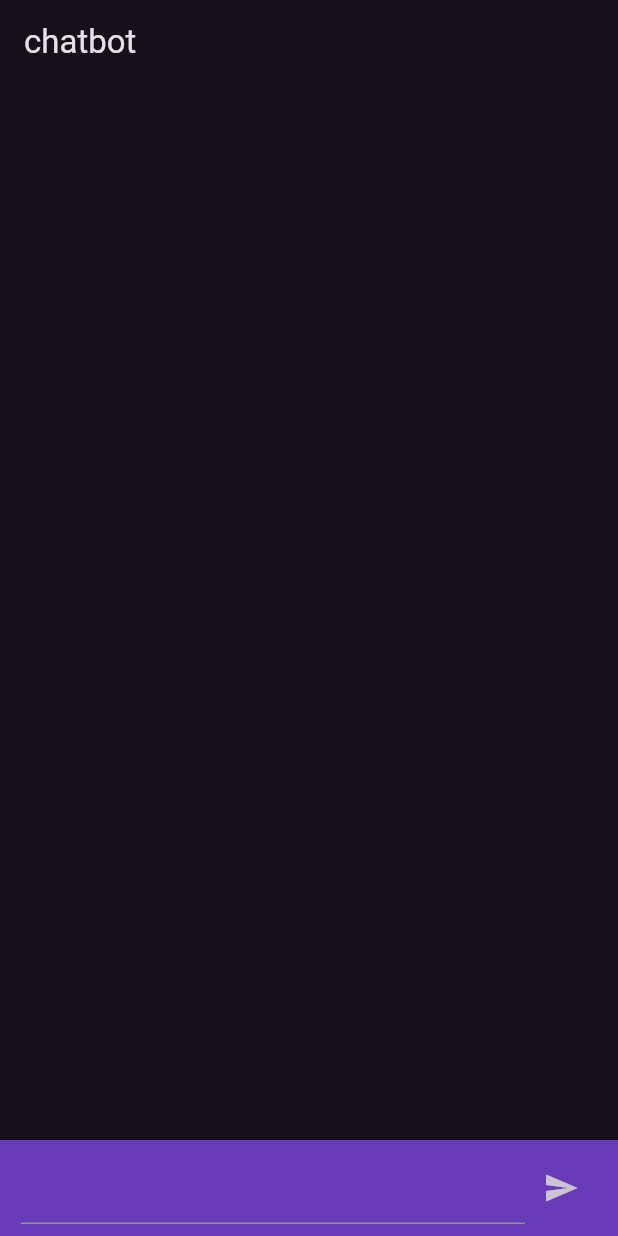
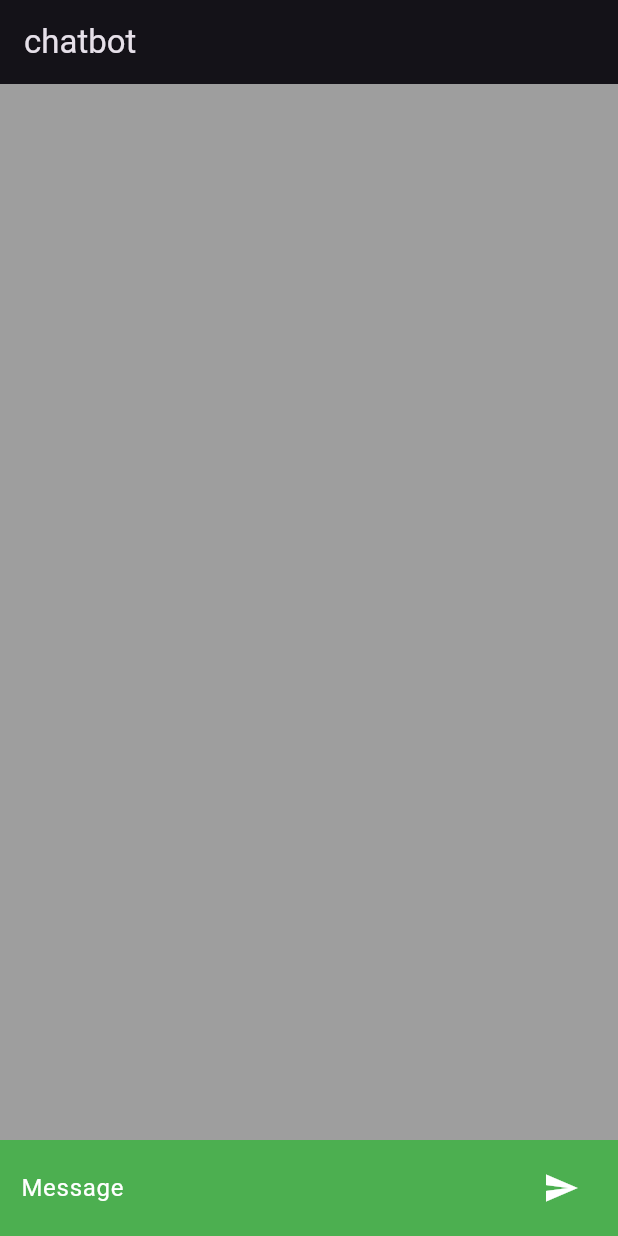
Before and after one commit to korysanan/chatbot_exercise, a Flutter app: the screen it shows after launch, after a tap on the "send" icon, on a phone screen of 412 x 824 dp. Run offline on Flutter 3.47's test engine with Material 3 defaults, Android fonts, the phone set to English and light mode, and no system bars; missing offline and left inert: dialog_flowtter.

Commit message:
chatbot 다듬기

```diff
--- a/lib/Messages.dart
+++ b/lib/Messages.dart
@@ -36,7 +36,7 @@ class _MessagesScreenState extends State<MessagesScreen> {
                         ),
                         color: widget.messages[index]['isUserMessage']
                             ? Colors.grey.shade800
-                            : Colors.grey.shade900.withOpacity(0.8)),
+                            : Colors.grey.shade900.withOpacity(0.8)), // 채팅 색깔
                     constraints: BoxConstraints(maxWidth: w * 2 / 3),
                     child:
                         Text(widget.messages[index]['message'].text.text[0])),
--- /dev/null
+++ b/lib/chat.dart
@@ -0,0 +1,94 @@
+import 'package:flutter/material.dart';
+import 'package:dialog_flowtter/dialog_flowtter.dart';
+import 'Messages.dart';
+
+class ChatScreen extends StatefulWidget {
+  const ChatScreen({super.key});
+
+  @override
+  State<ChatScreen> createState() => _ChatScreenState();
+}
+
+class _ChatScreenState extends State<ChatScreen> {
+  late DialogFlowtter dialogFlowtter;
+  final TextEditingController _controller = TextEditingController();
+
+  List<Map<String, dynamic>> messages = [];
+
+  @override
+  void initState() {
+    DialogFlowtter.fromFile().then((instance) => dialogFlowtter = instance);
+    super.initState();
+  }
+
+  @override
+  Widget build(BuildContext context) {
+    return Scaffold(
+      appBar: AppBar(
+        title: Text('chatbot')
+      ),
+      body: Container(
+        color: Colors.grey.shade500,
+        child: Column(
+          children: [
+            Expanded(child: MessagesScreen(messages: messages)),
+            messageInputField(),
+          ],
+        ),
+      ),
+    );
+  }
+
+  Widget messageInputField() {
+    return Container(
+      padding: EdgeInsets.symmetric(horizontal: 14, vertical: 8),
+      color: Colors.green,
+      child: Row(
+        children: [
+          Expanded(
+            child: TextField(
+              controller: _controller,
+              style: TextStyle(color: Colors.black),
+              decoration: InputDecoration(
+                hintText: 'Message',
+                hintStyle: TextStyle(color: Colors.white),
+                border: InputBorder.none,
+              ),
+            ),
+          ),
+          IconButton(
+            onPressed: () {
+              sendMessage(_controller.text);
+              _controller.clear();
+            },
+            icon: Icon(Icons.send, color: Colors.white),
+          ),
+        ],
+      ),
+    );
+  }
+
+  sendMessage(String text) async {
+    if(text.isEmpty) {
+      print("Message is Empty");
+      return;
+    }
+    setState(() {
+      addMessage(Message(text: DialogText(text: [text])), true);
+    });
+    DetectIntentResponse response = await dialogFlowtter.detectIntent(
+      queryInput: QueryInput(text: TextInput(text: text))
+    );
+    if (response.message == null) return;
+    setState(() {
+      addMessage(response.message!);
+    });
+  }
+
+  addMessage(Message message, [bool isUserMessage = false]) {
+    messages.add({
+      'message': message,
+      'isUserMessage': isUserMessage
+    });
+  }
+}
--- a/lib/main.dart
+++ b/lib/main.dart
@@ -1,9 +1,7 @@
-import 'package:dialog_flowtter/dialog_flowtter.dart';
 import 'package:flutter/material.dart';
+import 'chat.dart';
 
-import 'Messages.dart';
-
-void main() => runApp(new MyApp());
+void main() => runApp(MyApp());
 
 class MyApp extends StatelessWidget {
   const MyApp({super.key});
@@ -11,90 +9,9 @@ class MyApp extends StatelessWidget {
   @override
   Widget build(BuildContext context) {
     return MaterialApp(
-      title : 'chatbot',
-      theme : ThemeData(
-        brightness: Brightness.dark
-      ),
-      home: Home(),
+      title: 'chatbot',
+      theme: ThemeData(brightness: Brightness.dark),
+      home: ChatScreen(),
     );
   }
 }
-
-class Home extends StatefulWidget {
-  const Home({super.key});
-
-  @override
-  State<Home> createState() => _HomeState();
-}
-
-class _HomeState extends State<Home> {
-  late DialogFlowtter dialogFlowtter;
-  final TextEditingController _controller = TextEditingController();
-
-  List<Map<String, dynamic>> messages = [];
-
-  @override
-  void initState() {
-    DialogFlowtter.fromFile().then((instance) => dialogFlowtter = instance);
-    super.initState();
-  }
-
-  @override
-  Widget build(BuildContext context) {
-    return Scaffold(
-      appBar: AppBar(
-        title: Text('chatbot'),
-      ),
-      body: Container(
-        child: Column(
-          children: [
-            Expanded(child: MessagesScreen(messages: messages)),
-            Container(
-              padding: EdgeInsets.symmetric(horizontal: 14, vertical: 8),
-              color: Colors.deepPurple,
-              child: Row(
-                children: [
-                  Expanded(
-                    child: TextField(
-                      controller: _controller,
-                      style: TextStyle(color: Colors.black),
-                    )
-                  ),
-                  IconButton(onPressed: (){
-                    sendMessage(_controller.text);
-                    _controller.clear();
-                  },
-                  icon: Icon(Icons.send))
-                ],
-              )
-            ),
-          ],
-        ),
-      ),
-    );
-  }
-
-  sendMessage(String text)async{
-    if(text.isEmpty){
-      print("Message is Empty");
-    }
-    else{
-      setState(() {
-        addMessage(Message(text: DialogText(text: [text])), true);
-      });
-      DetectIntentResponse response = await dialogFlowtter.detectIntent(
-        queryInput: QueryInput(text: TextInput(text: text)));
-      if (response.message == null) return;
-      setState(() {
-        addMessage(response.message!);
-      });
-    }
-  }
-
-  addMessage(Message message, [bool isUserMessage = false]){
-    messages.add({
-      'message': message,
-      'isUserMessage': isUserMessage
-    });
-  }
-}
```
